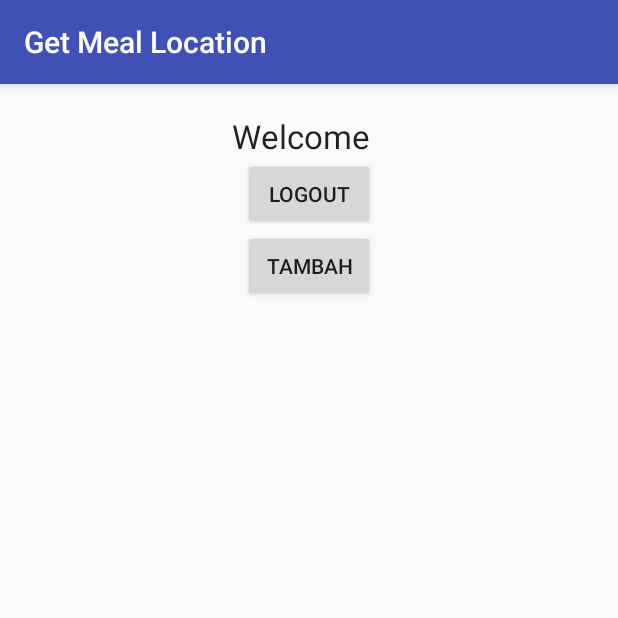
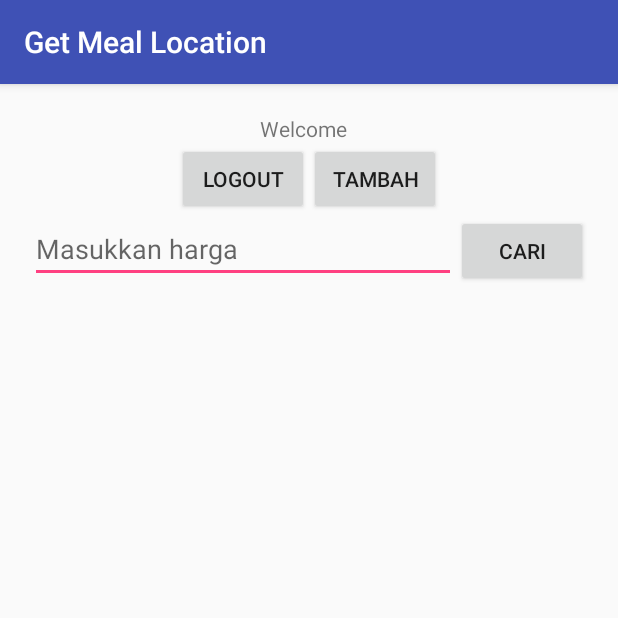
Before and after one commit to wat97/papbl, an Android app: the screen it shows after launch once a user with an empty profile is signed in (HomeActivity), on a phone screen of 412 x 824 dp, the top half of it. Run offline under Robolectric (Android 15) with nearby library versions, the phone set to English and light mode, and no system bars; our stand-ins replace Firebase (no records; nobody signed in at launch, a user with empty details on screens opened directly), Picasso.

Commit message:
xml home new

```diff
--- a/app/src/main/res/layout/activity_home.xml
+++ b/app/src/main/res/layout/activity_home.xml
@@ -19,11 +19,16 @@
         <TextView
             android:layout_width="wrap_content"
             android:layout_height="wrap_content"
-            android:textAppearance="?android:attr/textAppearanceLarge"
+            android:textAppearance="?android:attr/textAppearanceSmall"
             android:text="Large Text"
             android:id="@+id/textViewUserEmail"
             android:layout_gravity="center_horizontal" />
 
+        <LinearLayout
+            android:layout_width="wrap_content"
+            android:layout_height="wrap_content"
+            android:orientation="horizontal"
+            android:layout_gravity="center">
             <Button
                 android:layout_width="wrap_content"
                 android:layout_height="wrap_content"
@@ -37,12 +42,33 @@
                 android:text="Tambah"
                 android:id="@+id/buttonTambah"
                 android:layout_gravity="center_horizontal" />
+        </LinearLayout>
+
+        <LinearLayout
+            android:layout_width="match_parent"
+            android:layout_height="wrap_content"
+            android:orientation="horizontal"
+            android:layout_gravity="center">
+            <EditText
+                android:id="@+id/EditCari"
+                android:layout_width="wrap_content"
+                android:layout_height="wrap_content"
+                android:hint="Masukkan harga"
+                android:layout_weight="1"/>
+
+            <Button
+                android:layout_width="wrap_content"
+                android:layout_height="wrap_content"
+                android:text="Cari"
+                android:id="@+id/buttonCari"
+                android:layout_gravity="center_horizontal" />
+        </LinearLayout>
 
         <android.support.v7.widget.RecyclerView
             android:id="@+id/recyclerview"
             android:layout_width="match_parent"
-            tools:listitem="@layout/row_menu"
-            android:layout_height="wrap_content" />
+            android:layout_height="wrap_content"
+            tools:listitem="@layout/row_menu" />
     </LinearLayout>
 
 </LinearLayout>
```
Lines whose indentation alone changed are shown as unchanged.
